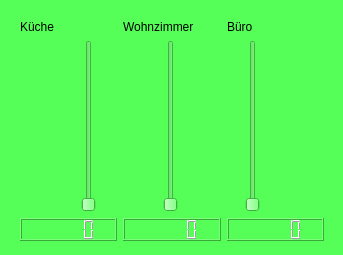
Before: the Qt Designer form controller.ui in chey00/heaterControl1, drawn with Qt 5.
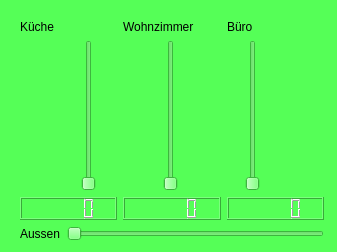
After: the same form once the commit is applied.

Commit message: Added new QSlider for outdoor temp to UIs

Diff of the .ui file:
```diff
--- a/controller.ui
+++ b/controller.ui
@@ -6,8 +6,8 @@
    <rect>
     <x>0</x>
     <y>0</y>
-    <width>343</width>
-    <height>255</height>
+    <width>337</width>
+    <height>252</height>
    </rect>
   </property>
   <property name="windowTitle">
@@ -92,6 +92,24 @@
       </item>
      </layout>
     </item>
+    <item>
+     <layout class="QHBoxLayout" name="horizontalLayout_4">
+      <item>
+       <widget class="QLabel" name="label_4">
+        <property name="text">
+         <string>Aussen</string>
+        </property>
+       </widget>
+      </item>
+      <item>
+       <widget class="QSlider" name="horizontalSlider">
+        <property name="orientation">
+         <enum>Qt::Horizontal</enum>
+        </property>
+       </widget>
+      </item>
+     </layout>
+    </item>
    </layout>
   </widget>
  </widget>
```
The commit also changes 1 other file.
